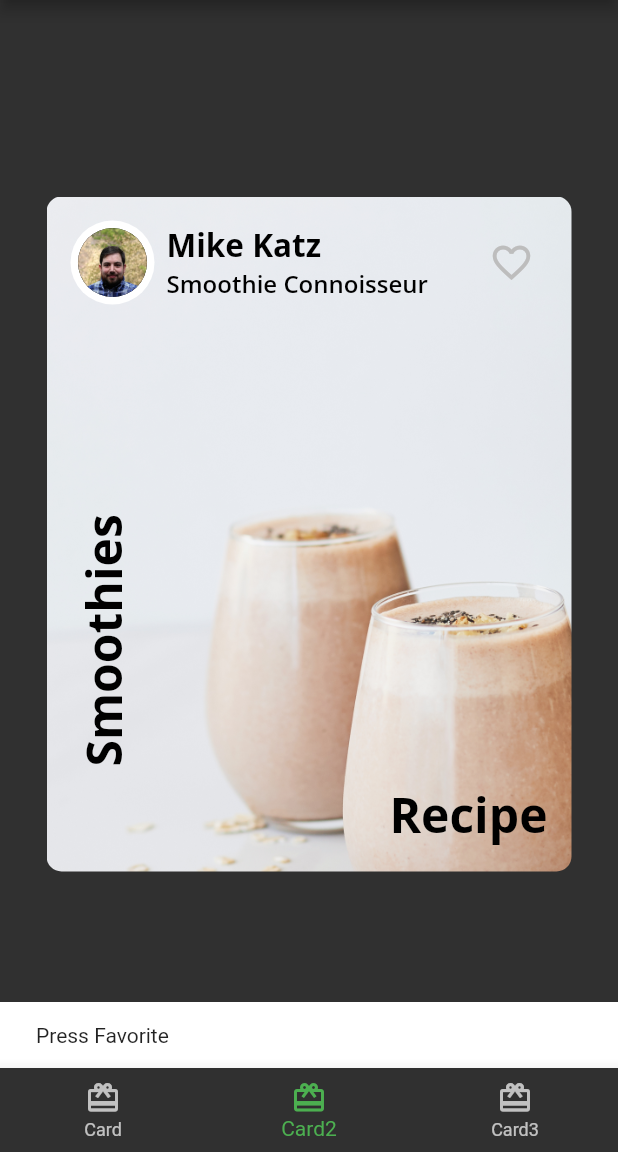
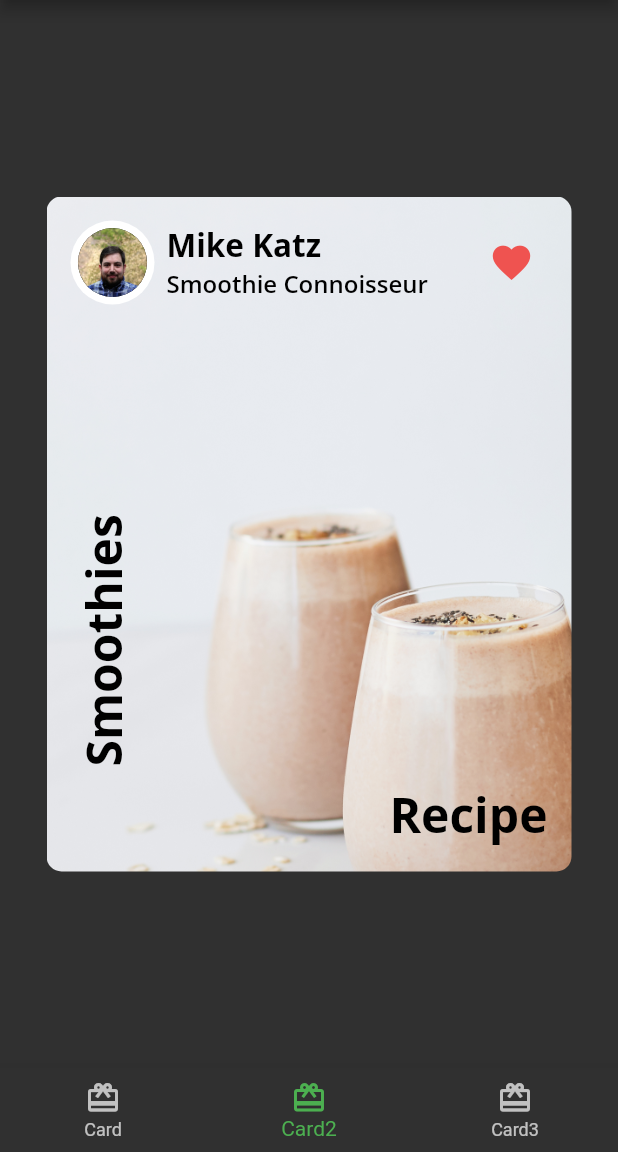
Before and after one commit to ykkd/flutter_basic_widgets, a Flutter app: the screen it shows after launch, item 2 of the bottom bar chosen, after a tap on the "favorite outline" icon, on a phone screen of 412 x 824 dp, the part 84-1236 px from its top. Run offline on Flutter 3.47's test engine with Material 2 defaults, Android fonts, the phone set to English and light mode, and no system bars; our stand-ins replace google_fonts.

Commit message:
change AuthorCard to StatefulWidget

```diff
--- a/lib/presentation/parts/author_card/author_card.dart
+++ b/lib/presentation/parts/author_card/author_card.dart
@@ -2,7 +2,7 @@ import 'package:flutter/material.dart';
 import '../../Theme/fooderlich_theme.dart';
 import '../circle_image/circle_image.dart';
 
-class AuthorCard extends StatelessWidget {
+class AuthorCard extends StatefulWidget {
   final String authorName;
   final String title;
   final ImageProvider imageProvider;
@@ -15,6 +15,13 @@ class AuthorCard extends StatelessWidget {
   }) : super(key: key);
 
   @override
+  State<AuthorCard> createState() => _AuthorCardState();
+}
+
+class _AuthorCardState extends State<AuthorCard> {
+  bool _isFarorited = false;
+
+  @override
   Widget build(BuildContext context) {
     return Container(
         padding: const EdgeInsets.all(16),
@@ -23,27 +30,27 @@ class AuthorCard extends StatelessWidget {
           children: [
             Row(
               children: [
-                CircleImage(imageProvider, imageRadius: 28),
+                CircleImage(widget.imageProvider, imageRadius: 28),
                 const SizedBox(width: 8),
                 Column(
                   crossAxisAlignment: CrossAxisAlignment.start,
                   children: [
-                    Text(authorName,
+                    Text(widget.authorName,
                         style: FooderlichTheme.lightTextTheme.headline2),
-                    Text(title, style: FooderlichTheme.lightTextTheme.headline3)
+                    Text(widget.title,
+                        style: FooderlichTheme.lightTextTheme.headline3)
                   ],
                 ),
               ],
             ),
             IconButton(
-              icon: const Icon(Icons.favorite_border),
+              icon: Icon(_isFarorited ? Icons.favorite : Icons.favorite_border),
               iconSize: 30,
-              color: Colors.grey[400],
+              color: Colors.red[400],
               onPressed: () {
-                const snackBar = SnackBar(content: Text('Press Favorite'));
-
-                // ignore: deprecated_member_use
-                Scaffold.of(context).showSnackBar(snackBar);
+                setState(() {
+                  _isFarorited = !_isFarorited;
+                });
               },
             ),
           ],
```
